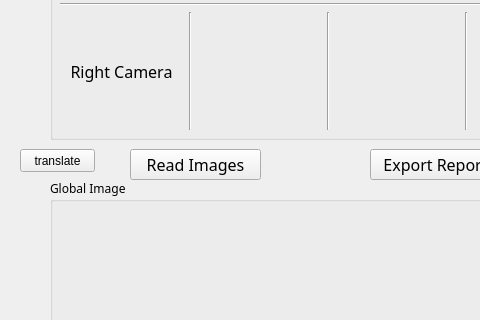
The window that GUI/tiredetect.ui (Ivy60627/Tire-Defect-Detection-System) describes before a commit, drawn with Qt 5; both pictures show x 0 to 480 and y 180 to 500 of the 1097 by 858 pixel window.
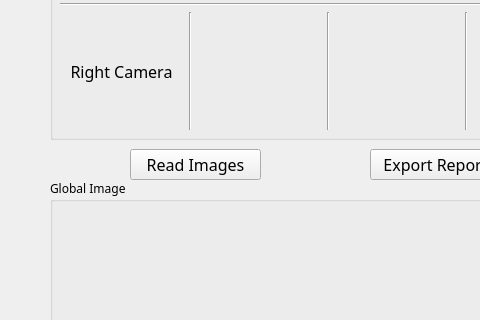
The same window after the commit.

Commit message: 20240321 add translate function

```diff
--- a/GUI/tiredetect.ui
+++ b/GUI/tiredetect.ui
@@ -1597,19 +1597,6 @@
      </property>
     </widget>
    </widget>
-   <widget class="QPushButton" name="pushButton_translate">
-    <property name="geometry">
-     <rect>
-      <x>20</x>
-      <y>310</y>
-      <width>75</width>
-      <height>23</height>
-     </rect>
-    </property>
-    <property name="text">
-     <string>translate</string>
-    </property>
-   </widget>
   </widget>
   <widget class="QMenuBar" name="menubar">
    <property name="geometry">
```
The commit also changes 5 other files.
